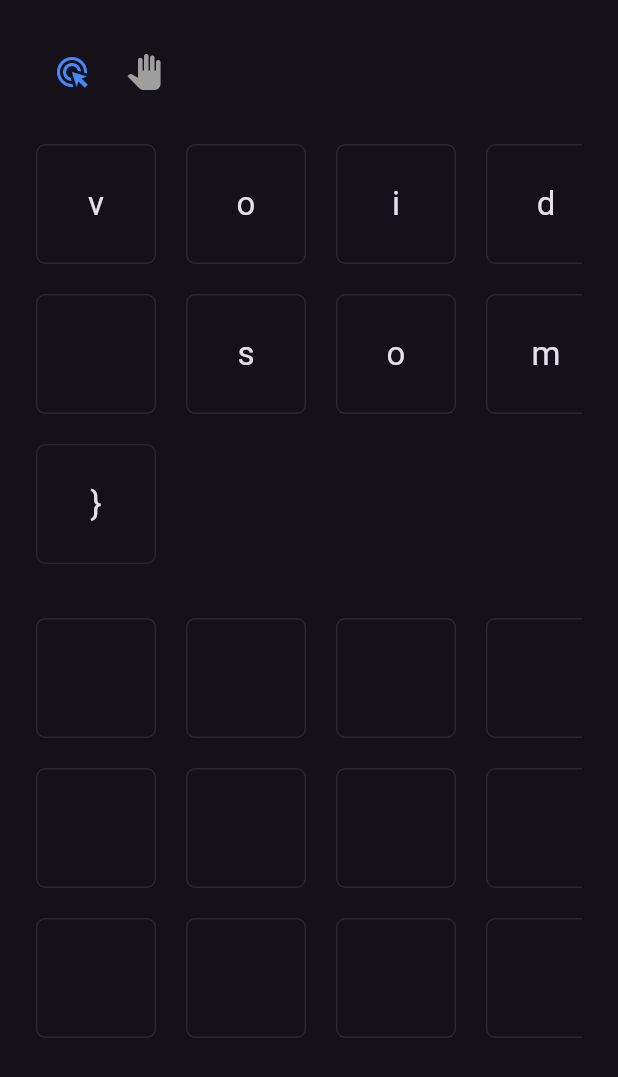
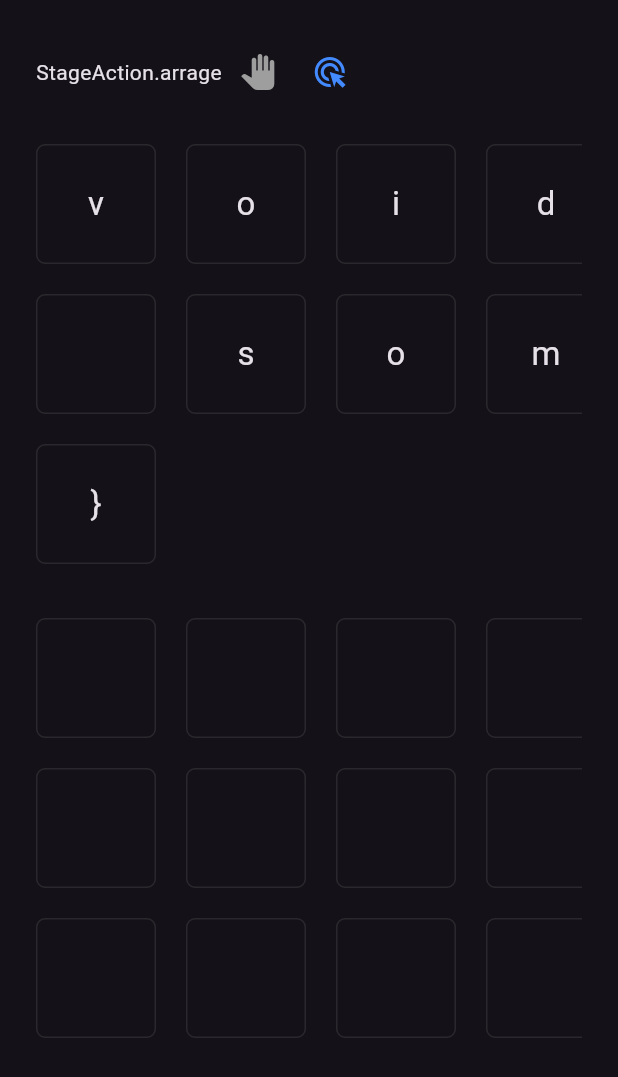
Before and after one commit to yeasin50/index_viewer, a Flutter app: the screen it shows after launch, after a tap on the "ads click" icon, on a phone screen of 412 x 824 dp. Shown: the top 1077 px of the screen. Run offline on Flutter 3.47's test engine with Material 3 defaults, Android fonts, the phone set to English and light mode, and no system bars.

Commit message:
fixed-TwoDimenstional_render_view_port_update

````diff
--- a/lib/widgets/new_stage_view.dart
+++ b/lib/widgets/new_stage_view.dart
@@ -67,13 +67,12 @@ class _NewStageViewState extends State<NewStageView> {
                         onDelete:
                             indexData == IndexData.empty
                                 ? null
-                                : () async {
+                                : () {
                                   data[vicinity.yIndex] = List.from(
                                     data[vicinity.yIndex],
                                   );
                                   data[vicinity.yIndex][vicinity.xIndex] =
                                       IndexData.empty;
-                                  await Future.delayed(Durations.medium1);
                                   setState(() {});
                                 },
                       ),
@@ -81,8 +80,6 @@ class _NewStageViewState extends State<NewStageView> {
                   },
                   onAcceptWithDetails: (DragTargetDetails<IndexData> details) {
                     data[vicinity.yIndex][vicinity.xIndex] = details.data;
-                    data = [...data]; //still this doesnt work  -_-. ...
-                    print(data[vicinity.yIndex][vicinity.xIndex]);
 
                     setState(() {});
                   },
--- a/lib/widgets/stage_actions_view.dart
+++ b/lib/widgets/stage_actions_view.dart
@@ -1,17 +1,21 @@
 import 'package:flutter/material.dart';
 
 enum StageAction {
-  drag,
-  move;
+  // when  pick mode
+  arrage,
 
-  bool get isDraggable => this == StageAction.drag;
+  // just drag mode,  free scroll
+  scrollabe;
+
+  bool get isArrage => this == StageAction.arrage;
+  bool get isScrollable => this == StageAction.scrollabe;
 }
 
 /// actions buttons to decide drag or move items
-class StageActionsView extends StatefulWidget {
+class StageActionsView extends StatelessWidget {
   const StageActionsView({
     super.key,
-    this.stageAction = StageAction.drag,
+    required this.stageAction,
     required this.onChange,
   });
 
@@ -19,32 +23,23 @@ class StageActionsView extends StatefulWidget {
   final ValueChanged<StageAction> onChange;
 
   @override
-  State<StageActionsView> createState() => _StageActionsViewState();
-}
-
-class _StageActionsViewState extends State<StageActionsView> {
-  late bool scrollable = widget.stageAction == StageAction.drag ? false : true;
-  @override
   Widget build(BuildContext context) {
     return Row(
       children: [
+        Text(stageAction.toString()),
         IconButton(
           onPressed: () {
-            widget.onChange(StageAction.drag);
-            scrollable = true;
-            setState(() {});
+            onChange(StageAction.scrollabe);
           },
-          color: !scrollable ? Colors.grey : Colors.blueAccent,
-          icon: Icon(Icons.ads_click),
+          color: stageAction.isScrollable ? Colors.blueAccent : Colors.grey,
+          icon: Icon(Icons.pan_tool),
         ),
         IconButton(
           onPressed: () {
-            widget.onChange(StageAction.move);
-            scrollable = false;
-            setState(() {});
+            onChange(StageAction.arrage);
           },
-          color: scrollable ? Colors.grey : Colors.blueAccent,
-          icon: Icon(Icons.pan_tool),
+          color: stageAction.isArrage ? Colors.blueAccent : Colors.grey,
+          icon: Icon(Icons.ads_click),
         ),
       ],
     );
--- a/lib/widgets/stage_view.dart
+++ b/lib/widgets/stage_view.dart
@@ -95,25 +95,26 @@ class StageView extends StatefulWidget {
 }
 
 class _StageViewState extends State<StageView> {
-  StageAction stageAction = StageAction.drag;
+  StageAction stageAction = StageAction.scrollabe;
 
-  ScrollPhysics? get scrollPhysics =>
-      !stageAction.isDraggable
-          ? AlwaysScrollableScrollPhysics()
-          : NeverScrollableScrollPhysics();
+  bool scrollable = true;
+
+  final ScrollController verticalController = ScrollController();
+  final ScrollController horizontalController = ScrollController();
 
   ScrollableDetails get verticalDetails => ScrollableDetails.vertical(
-    physics: scrollPhysics,
     controller: verticalController,
+    physics:
+        scrollable ? BouncingScrollPhysics() : NeverScrollableScrollPhysics(),
   );
 
   ScrollableDetails get horizontalDetails => ScrollableDetails.horizontal(
-    physics: scrollPhysics,
     controller: horizontalController,
+    physics:
+        scrollable ? BouncingScrollPhysics() : NeverScrollableScrollPhysics(),
   );
 
-  final horizontalController = ScrollController();
-  final verticalController = ScrollController();
+
 
   @override
   void dispose() {
@@ -129,21 +130,26 @@ class _StageViewState extends State<StageView> {
       spacing: 24,
       children: [
         StageActionsView(
+          stageAction: stageAction,
           onChange: (v) {
             stageAction = v;
+            scrollable =  v.isScrollable;
             setState(() {});
           },
         ),
         Expanded(
           child: TwoDimensionalGridView(
-            key: ValueKey(
-              "Stage view $stageAction",
-            ), // there is a bug, changing physics doesn't getBack scroll able   ,  need to improve
+            key: ValueKey("two_dimensional_grid"),
             gridDimension: widget.currentState.gridDimension,
             mainAxisSpacing: 20,
             crossAxisSpacing: 20,
             horizontalDetails: horizontalDetails,
             verticalDetails: verticalDetails,
+            diagonalDragBehavior:
+                stageAction.isScrollable
+                    ? DiagonalDragBehavior.free
+                    : DiagonalDragBehavior
+                        .none, // disable drag when not scrollable
             delegate: TwoDimensionalChildBuilderDelegate(
               maxXIndex: widget.currentState.maxX,
               maxYIndex: widget.currentState.data.length,
@@ -164,7 +170,7 @@ class _StageViewState extends State<StageView> {
                       20, // the spacing I was having
                   child: IndexViwer(mode: widget.mode, data: data),
                 );
-                return stageAction.isDraggable
+                return stageAction.isArrage
                     ? Draggable<IndexData>(
                       data: data,
                       feedback: ColoredBox(color: Colors.grey, child: child),
--- a/lib/widgets/two_dimensional_grid_view.dart
+++ b/lib/widgets/two_dimensional_grid_view.dart
@@ -8,8 +8,17 @@ import 'dart:math' as math;
 ///
 /// ```dart
 ///  TwoDimensionalGridView(
-///   gridDimension: 20,
-///   diagonalDragBehavior: DiagonalDragBehavior.free,
+///    key: ValueKey("two_dimensional_grid"),
+///    gridDimension: widget.currentState.gridDimension,
+///    mainAxisSpacing: 20,
+///    crossAxisSpacing: 20,
+///    horizontalDetails: horizontalDetails,
+///    verticalDetails: verticalDetails,
+///    diagonalDragBehavior:
+///        stageAction.isScrollable
+///            ? DiagonalDragBehavior.free
+///            : DiagonalDragBehavior
+///                .none,
 ///   cacheExtent: 500,
 ///   delegate: TwoDimensionalChildBuilderDelegate(
 ///     maxXIndex: 130,
@@ -52,7 +61,6 @@ class TwoDimensionalGridView extends TwoDimensionalScrollView {
 
   final double crossAxisSpacing;
   final double mainAxisSpacing;
-
 
   @override
   Widget buildViewport(
@@ -98,7 +106,7 @@ class TwoDimensionalGridViewPort extends TwoDimensionalViewport {
 
   @override
   RenderTwoDimensionalViewport createRenderObject(BuildContext context) {
-    return RenderTreeViewPostT(
+    return RenderTree2DGridViewPort(
       gridDimension: gridDimension,
       horizontalOffset: horizontalOffset,
       horizontalAxisDirection: horizontalAxisDirection,
@@ -107,6 +115,8 @@ class TwoDimensionalGridViewPort extends TwoDimensionalViewport {
       delegate: delegate,
       mainAxis: mainAxis,
       childManager: context as TwoDimensionalChildManager,
+      crossAxisSpacing: crossAxisSpacing,
+      mainAxisSpacing: mainAxisSpacing,
     );
   }
 
@@ -115,12 +125,20 @@ class TwoDimensionalGridViewPort extends TwoDimensionalViewport {
     BuildContext context,
     covariant RenderTwoDimensionalViewport renderObject,
   ) {
-    super.updateRenderObject(context, renderObject);
+    renderObject
+      ..horizontalOffset = horizontalOffset
+      ..horizontalAxisDirection = horizontalAxisDirection
+      ..verticalOffset = verticalOffset
+      ..verticalAxisDirection = verticalAxisDirection
+      ..mainAxis = mainAxis
+      ..delegate = delegate
+      ..cacheExtent = cacheExtent
+      ..clipBehavior = clipBehavior;
   }
 }
 
-class RenderTreeViewPostT extends RenderTwoDimensionalViewport {
-  RenderTreeViewPostT({
+class RenderTree2DGridViewPort extends RenderTwoDimensionalViewport {
+  RenderTree2DGridViewPort({
     required super.horizontalOffset,
     required super.horizontalAxisDirection,
     required super.verticalOffset,
@@ -140,7 +158,7 @@ class RenderTreeViewPostT extends RenderTwoDimensionalViewport {
   final double mainAxisSpacing;
 
   @override
-  void layoutChildSequence() async {
+  void layoutChildSequence() {
     final double horizontalPixels = horizontalOffset.pixels;
     final double verticalPixels = verticalOffset.pixels;
 
````
